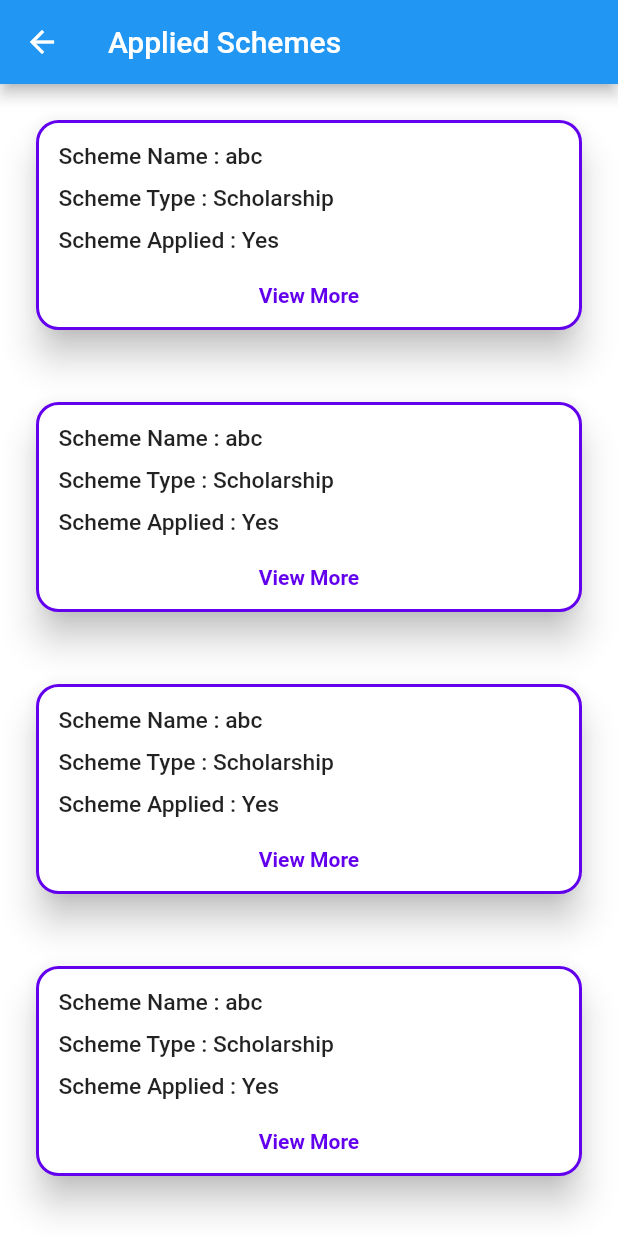
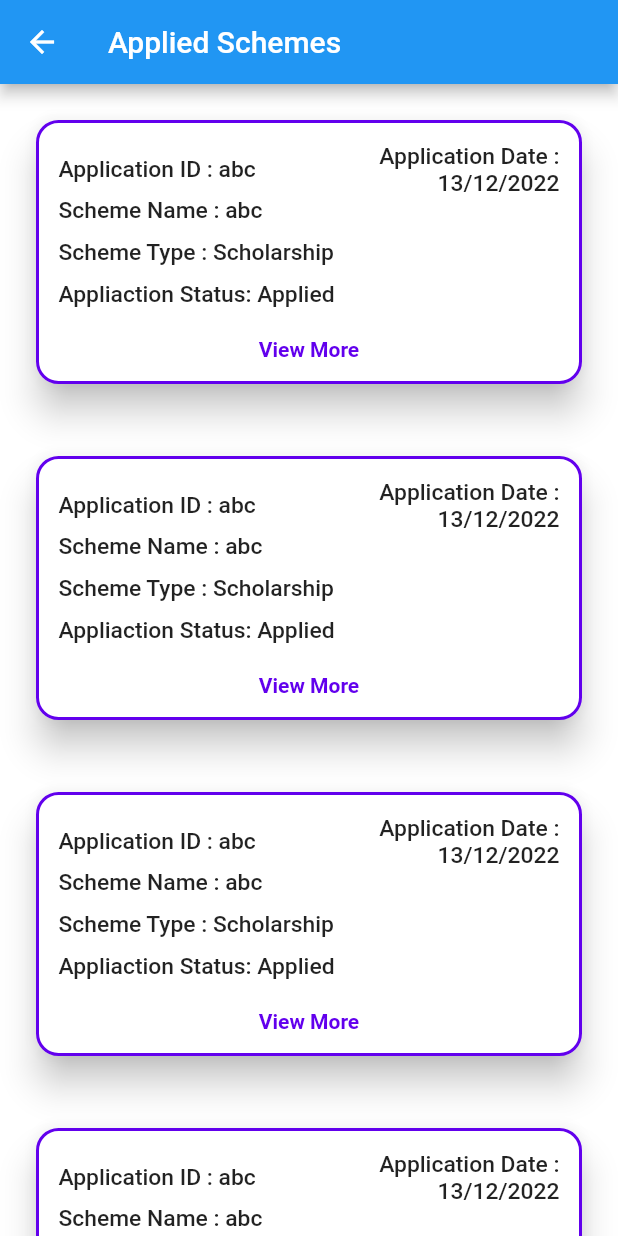
Before and after one commit to mihirfossgen/DSEP_BPP, a Flutter app: the AppliedScreens screen opened directly, on a phone screen of 412 x 824 dp. Run offline on Flutter 3.47's test engine with Material 2 defaults, Android fonts, the phone set to English and light mode, and no system bars; drawn by our look-alikes of flutter_platform_widgets; our stand-ins replace flutter_svg, fluttertoast, lottie, package_info, scroll_snap_list, shared_preferences and 2 more; missing offline and left inert: flutter_platform_alert, forme, forme_base_fields, layout, material_color_generator; accounts and stored records are empty.

Commit message:
few changes

```diff
--- a/lib/screens/applied_scheme.dart
+++ b/lib/screens/applied_scheme.dart
@@ -50,6 +50,26 @@ class _AppliedScreensState extends State<AppliedScreens> {
                   Expanded(
                       flex: 1,
                       child: Text(
+                        "Application ID : abc ",
+                        textAlign: TextAlign.start,
+                        style: TextStyle(
+                            fontSize: w * 0.037, fontWeight: FontWeight.w500),
+                      )),
+                  Expanded(
+                      flex: 1,
+                      child: Text(
+                        "Application Date : 13/12/2022",
+                        textAlign: TextAlign.end,
+                        style: TextStyle(
+                            fontSize: w * 0.037, fontWeight: FontWeight.w500),
+                      )),
+                ],
+              ),
+              Row(
+                children: [
+                  Expanded(
+                      flex: 1,
+                      child: Text(
                         "Scheme Name : abc ",
                         textAlign: TextAlign.start,
                         style: TextStyle(
@@ -80,7 +100,7 @@ class _AppliedScreensState extends State<AppliedScreens> {
                   Expanded(
                       flex: 1,
                       child: Text(
-                        "Scheme Applied : Yes ",
+                        "Appliaction Status: Applied",
                         textAlign: TextAlign.start,
                         style: TextStyle(
                             fontSize: w * 0.037, fontWeight: FontWeight.w500),
```
